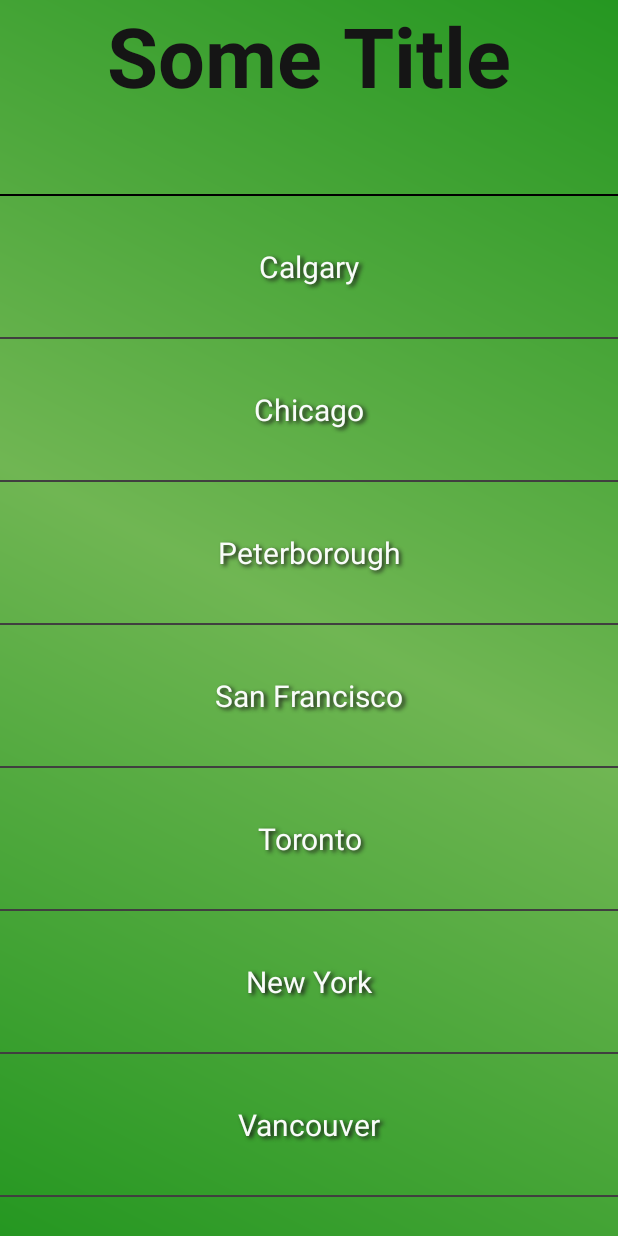
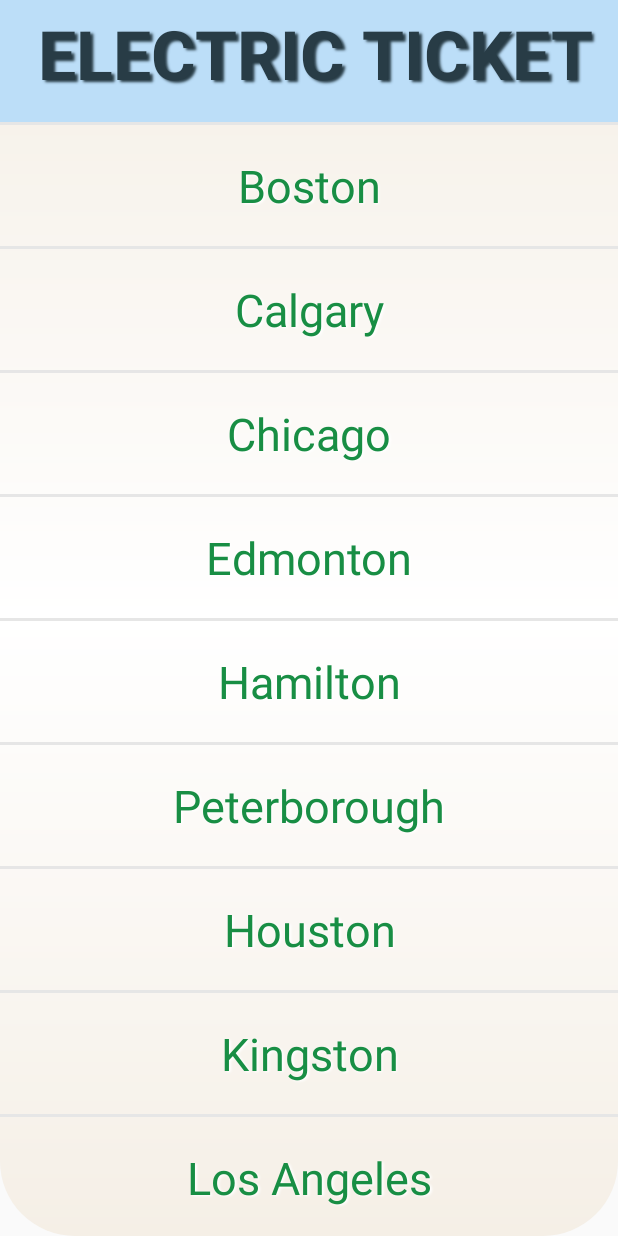
Before and after one commit to tzhang995/ECHacks2016, an Android app: the screen it shows after launch (MainActivity), on a phone screen of 412 x 824 dp. Run offline under Robolectric (Android 15) with nearby library versions, the phone set to English and light mode, and no system bars.

Commit message:
changed theme layout

```diff
--- a/app/src/main/java/com/example/zy/echacks2016/MainActivity.java
+++ b/app/src/main/java/com/example/zy/echacks2016/MainActivity.java
@@ -5,6 +5,8 @@ import android.content.Intent;
 import android.support.v7.app.AppCompatActivity;
 import android.os.Bundle;
 import android.view.View;
+import android.view.Window;
+import android.view.WindowManager;
 import android.widget.AdapterView;
 import android.widget.ArrayAdapter;
 import android.widget.ListView;
@@ -18,16 +20,27 @@ public class MainActivity extends Activity{
 
     @Override
     protected void onCreate(Bundle savedInstanceState) {
+        requestWindowFeature(Window.FEATURE_NO_TITLE);
+        this.getWindow().setFlags(WindowManager.LayoutParams.FLAG_FULLSCREEN,WindowManager.LayoutParams.FLAG_FULLSCREEN);
         super.onCreate(savedInstanceState);
         setContentView(R.layout.activity_main);
         cityList = new ArrayList<>();
+        cityList.add("Boston");
         cityList.add("Calgary");
         cityList.add("Chicago");
+        cityList.add("Edmonton");
+        cityList.add("Hamilton");
         cityList.add("Peterborough");
+        cityList.add("Houston");
+        cityList.add("Kingston");
+        cityList.add("Los Angeles");
+        cityList.add("Montreal");
+        cityList.add("Ottawa");
         cityList.add("San Francisco");
         cityList.add("Toronto");
         cityList.add("New York");
         cityList.add("Vancouver");
+        cityList.add("Washington D.C.");
         cityList.add("Waterloo");
         mAdapter = new ArrayAdapter<String>(this, R.layout.city_listitem, cityList);
         ListView listView = (ListView) findViewById(R.id.city_list_view);
@@ -40,6 +53,7 @@ public class MainActivity extends Activity{
                 startActivity(intent);
             }
         });
+
     }
 
 }
--- a/app/src/main/res/layout/activity_main.xml
+++ b/app/src/main/res/layout/activity_main.xml
@@ -11,22 +11,32 @@
     <TextView
         android:layout_width="match_parent"
         android:layout_height="wrap_content"
-        android:text="Some Title"
-        android:textStyle="bold"
-        android:textSize="55dp"
-        android:textColor="#151515"
-        android:paddingBottom="55dp"
-        android:textAlignment="center"/>
+        android:text="Electric Ticket"
+        android:background="#BCDEF8"
+        android:textSize="45dp"
+        android:fontFamily="roboto-light-italic"
+        android:textColor="#283C46"
+        android:paddingBottom="15dp"
+        android:textAlignment="center"
+        android:shadowColor="#283C46"
+        android:shadowDx="2.5"
+        android:shadowDy="2.3"
+        android:shadowRadius="1.6"
+        style="?android:attr/listSeparatorTextViewStyle"
+        android:paddingTop="5dip"
+        android:gravity="center_horizontal"
+        android:layout_below="@+id/connect_help"
+        />
     <View
         android:layout_width="match_parent"
-        android:layout_height="2px"
-        android:background="@android:color/black"/>
+        android:layout_height="3px"
+        android:background="#E6E6E6"/>
 
     <ListView
         android:layout_width="match_parent"
         android:layout_height="wrap_content"
-        android:divider="#403F3F"
-        android:dividerHeight="2px"
+        android:divider="#E6E6E6"
+        android:dividerHeight="3px"
         android:id="@+id/city_list_view">
     </ListView>
 
--- a/app/src/main/res/layout/activity_order_bus.xml
+++ b/app/src/main/res/layout/activity_order_bus.xml
@@ -9,7 +9,7 @@
         android:layout_height="match_parent"
         android:text="Hello"
         android:textStyle="bold"
-        android:textColor="#D7F9F1"
+        android:textColor="#EBEBEB"
         style="@style/Test"/>
     <LinearLayout
         android:layout_width="match_parent"
--- a/app/src/main/res/layout/background.xml
+++ b/app/src/main/res/layout/background.xml
@@ -3,16 +3,16 @@
     android:layout_width="wrap_content"
     android:layout_height="wrap_content">
     <gradient
-        android:angle="45"
-        android:centerColor="#70b653"
-        android:endColor="#FF259721"
-        android:startColor="#259721"
+        android:angle="90"
+        android:centerColor="#FFFFFF"
+        android:endColor="#F5EFE6"
+        android:startColor="#F5EFE6"
         android:type="linear"
         android:layout_width="wrap_content"
         android:layout_height="wrap_content" />
 
     <corners
-        android:radius="0dp"
+        android:radius="50dp"
         android:layout_width="wrap_content"
         android:layout_height="wrap_content" />
 
--- a/app/src/main/res/layout/city_listitem.xml
+++ b/app/src/main/res/layout/city_listitem.xml
@@ -6,13 +6,13 @@
     android:layout_height="match_parent"
     android:gravity="center_horizontal"
     android:id="@+id/text1"
-    android:padding="50px"
+    android:padding="30px"
     android:text="Hello"
-    android:textSize="20dp"
-    android:textColor="#F9FCF9"
-    android:shadowColor="#1B1919"
-    android:shadowDx="2.5"
-    android:shadowDy="2.3"
-    android:shadowRadius="2.6"
+    android:textSize="30dp"
+    android:textColor="#188e44"
+    android:shadowColor="#FFFFFF"
+    android:shadowDx="1.5"
+    android:shadowDy="1.3"
+    android:shadowRadius="1.6"
 
 />
```
